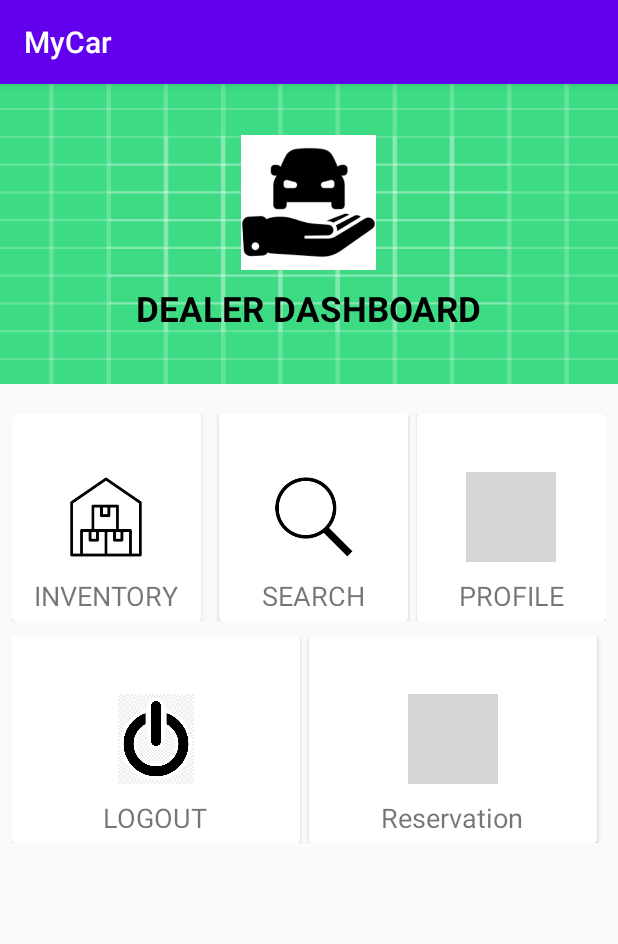
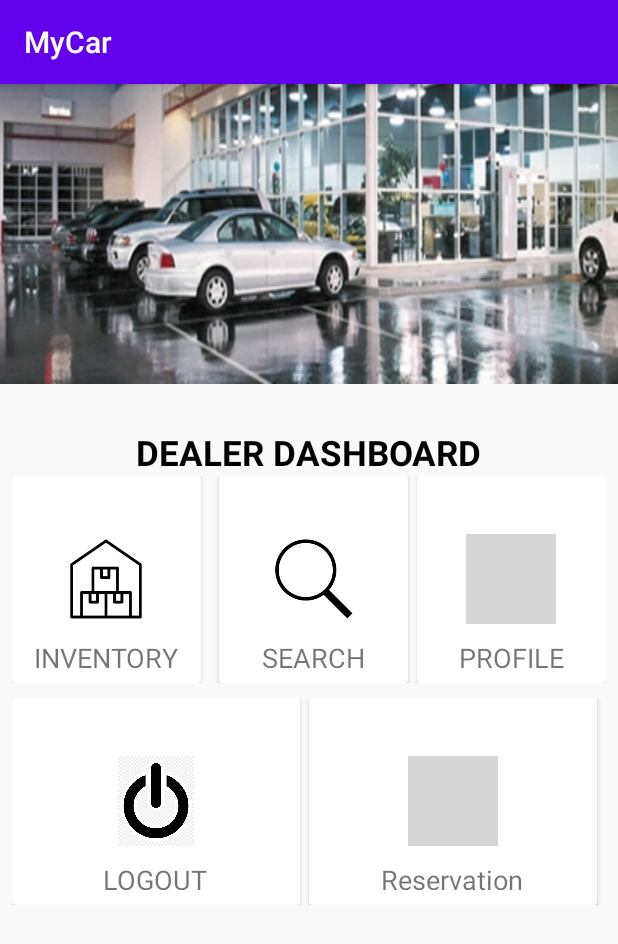
Before and after one commit to CSCI-150-LAB/Team8Repo, an Android app: the DealerDashBoard screen opened directly, with no data from a screen before it, on a phone screen of 412 x 824 dp. Shown: the top 944 px of the screen. Run offline under Robolectric (Android 15) with nearby library versions, the light colour scheme and no system bars; our stand-ins replace Firebase (no records; nobody signed in at launch, a user with empty details on screens opened directly); grey boxes are pictures that could not be loaded.

Commit message:
Update activity_dealerdashboard.xml

```diff
--- a/MyApplication2/app/src/main/res/layout/activity_dealerdashboard.xml
+++ b/MyApplication2/app/src/main/res/layout/activity_dealerdashboard.xml
@@ -64,27 +64,9 @@
                             <LinearLayout
                                 android:layout_width="match_parent"
                                 android:layout_height="200dp"
-                                android:orientation="vertical"
+                                android:background="@drawable/dealerpic"
                                 android:gravity="center"
-                                android:background="@drawable/ic_launcher_background">
-
-                                <ImageView
-                                    android:layout_width="90dp"
-                                    android:layout_height="90dp"
-                                    android:src="@drawable/cardealer"
-                                    android:layout_gravity="center"
-                                    />
-                                <TextView
-                                    android:layout_width="wrap_content"
-                                    android:layout_height="wrap_content"
-                                    android:text="DEALER DASHBOARD"
-                                    android:textColor="#000000"
-                                    android:layout_gravity="center"
-                                    android:textStyle="bold"
-                                    android:textSize="23sp"
-                                    android:layout_marginTop="10dp"
-
-                                    />
+                                android:orientation="vertical">
 
 
                             </LinearLayout>
@@ -98,6 +80,18 @@
                                 android:layout_marginLeft ="8dp"
                                 android:layout_marginRight="8dp"
                                 >
+
+                                <TextView
+                                    android:layout_width="wrap_content"
+                                    android:layout_height="wrap_content"
+                                    android:layout_gravity="center"
+                                    android:layout_marginTop="10dp"
+                                    android:text="DEALER DASHBOARD"
+                                    android:textColor="#000000"
+                                    android:textSize="23sp"
+                                    android:textStyle="bold"
+
+                                    />
 
                                 <LinearLayout
                                     android:layout_width="match_parent"
```
